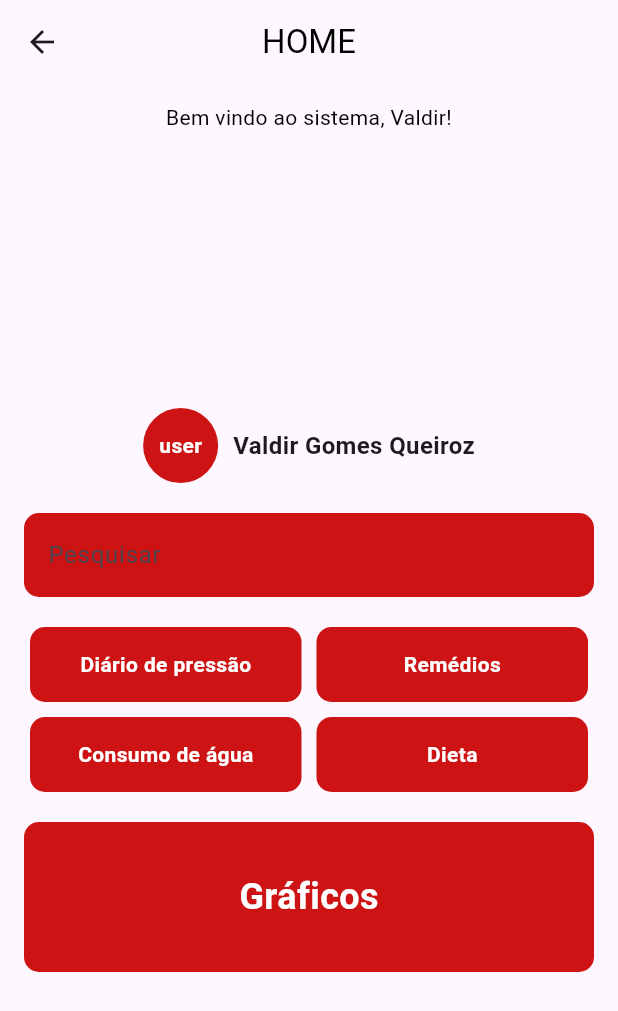
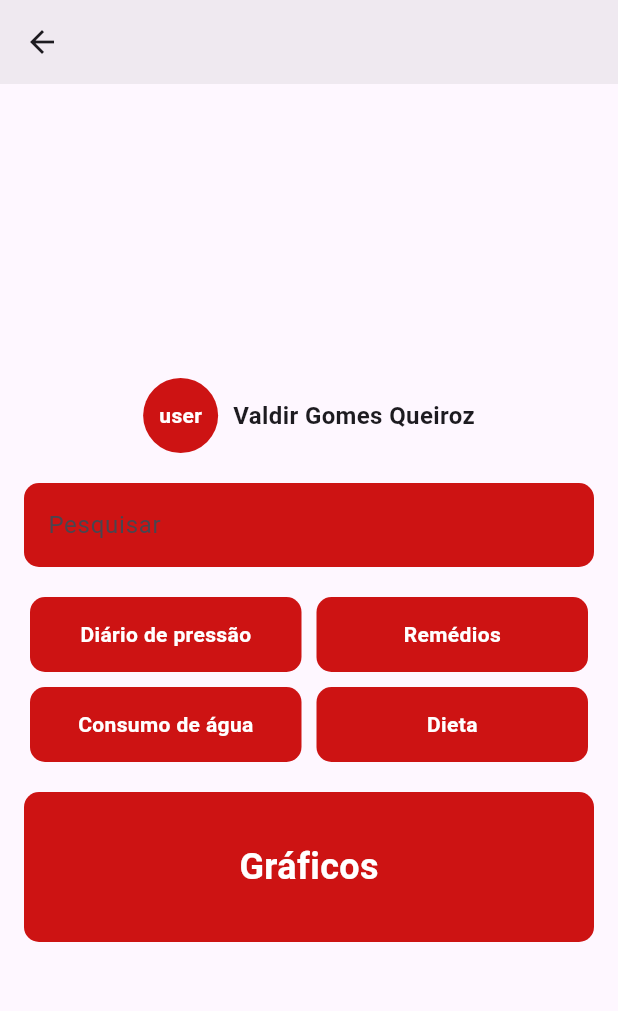
Before and after one commit to febzr/proj-dsi, a Flutter app: the HomePage screen opened by its route, on a phone screen of 412 x 824 dp. Shown: the top 1011 px of the screen. Run offline on Flutter 3.47's test engine with Material 3 defaults, Android fonts, the phone set to English and light mode, and no system bars; our stand-ins replace email_validator.

Commit message:
alterações na home
retirei o título e subtítulo e alterei para a cor correta porém precisa de alterações para juntar toda a tela num só painel unido

```diff
--- a/cardiocare_alpha/lib/screens/home.dart
+++ b/cardiocare_alpha/lib/screens/home.dart
@@ -3,28 +3,13 @@
 import 'package:flutter/material.dart';
 
 class HomePage extends StatelessWidget {
-  const HomePage({Key? key});
+  const HomePage({super.key});
 
   @override
   Widget build(BuildContext context) {
     return Scaffold(
       appBar: AppBar(
-        title: const Text(
-          'HOME',
-          style: TextStyle(color: Color.fromARGB(255, 0, 0, 0)),
-        ),
-        centerTitle: true,
-        bottom: const PreferredSize(
-          preferredSize: Size.fromHeight(40),
-          child: Padding(
-            padding: EdgeInsets.symmetric(vertical: 8.0),
-            child: Text(
-              'Bem vindo ao sistema, Valdir!',
-              textAlign: TextAlign.center,
-              style: TextStyle(color: Color.fromARGB(255, 0, 0, 0)),
-            ),
-          ),
-        ),
+        backgroundColor: Color.fromARGB(31, 133, 133, 133),
       ),
       body: Center(
         child: Padding(
```
